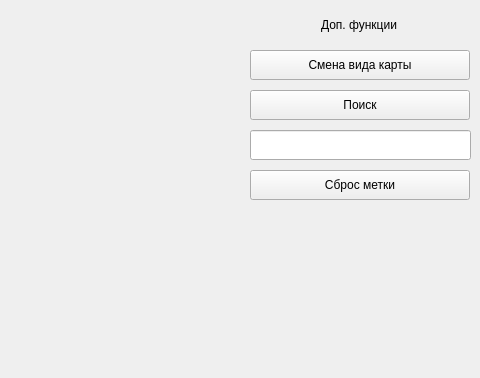
First picture: the form in MainWidget.ui, repository DrPepper1337/MapsApi_Project, before the edit; both pictures show x 320 to 800 and y 0 to 378 of the 800 by 600 pixel window.
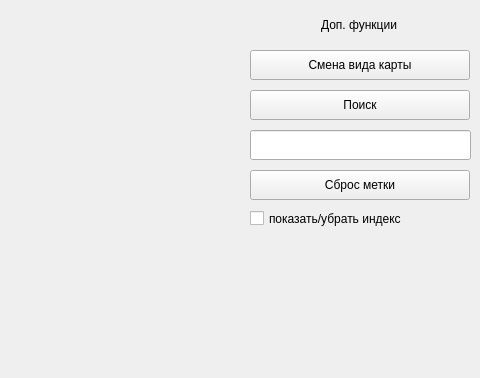
Second picture: the form after the edit.

What changed in the file:
```diff
--- a/MainWidget.ui
+++ b/MainWidget.ui
@@ -107,6 +107,19 @@
      <string>Сброс метки</string>
     </property>
    </widget>
+   <widget class="QCheckBox" name="index_checkBox">
+    <property name="geometry">
+     <rect>
+      <x>570</x>
+      <y>210</y>
+      <width>171</width>
+      <height>17</height>
+     </rect>
+    </property>
+    <property name="text">
+     <string>показать/убрать индекс</string>
+    </property>
+   </widget>
   </widget>
   <widget class="QMenuBar" name="menubar">
    <property name="geometry">
```
Left out of the diff: 2 changed lines with no effect on the pictures.
